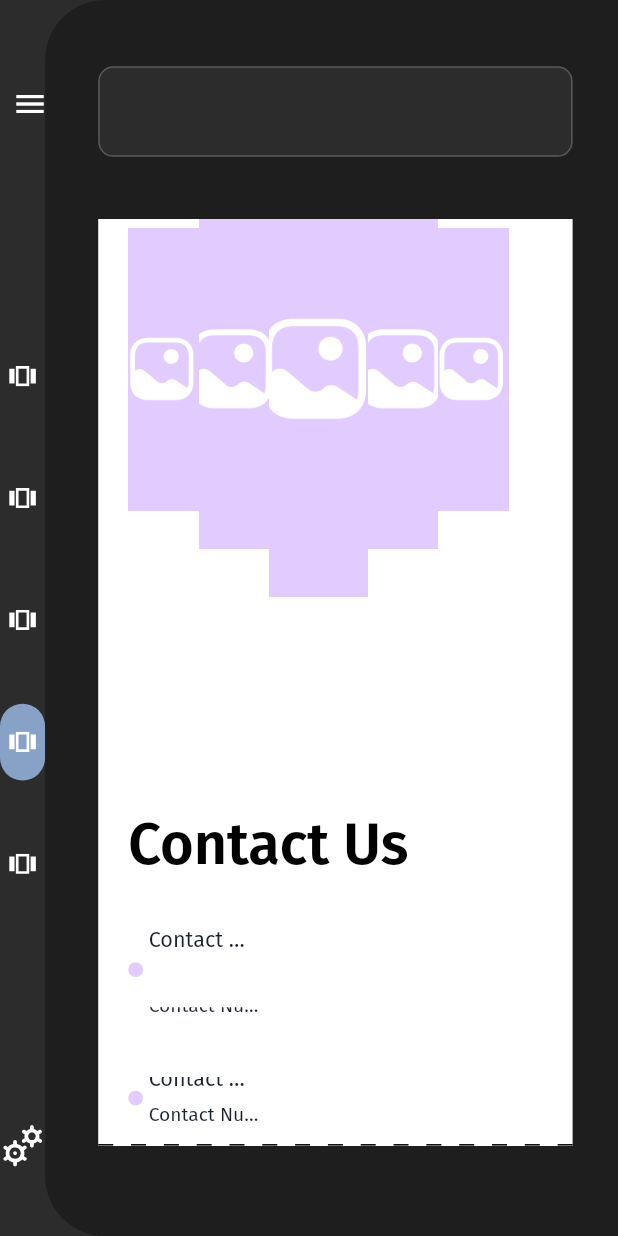
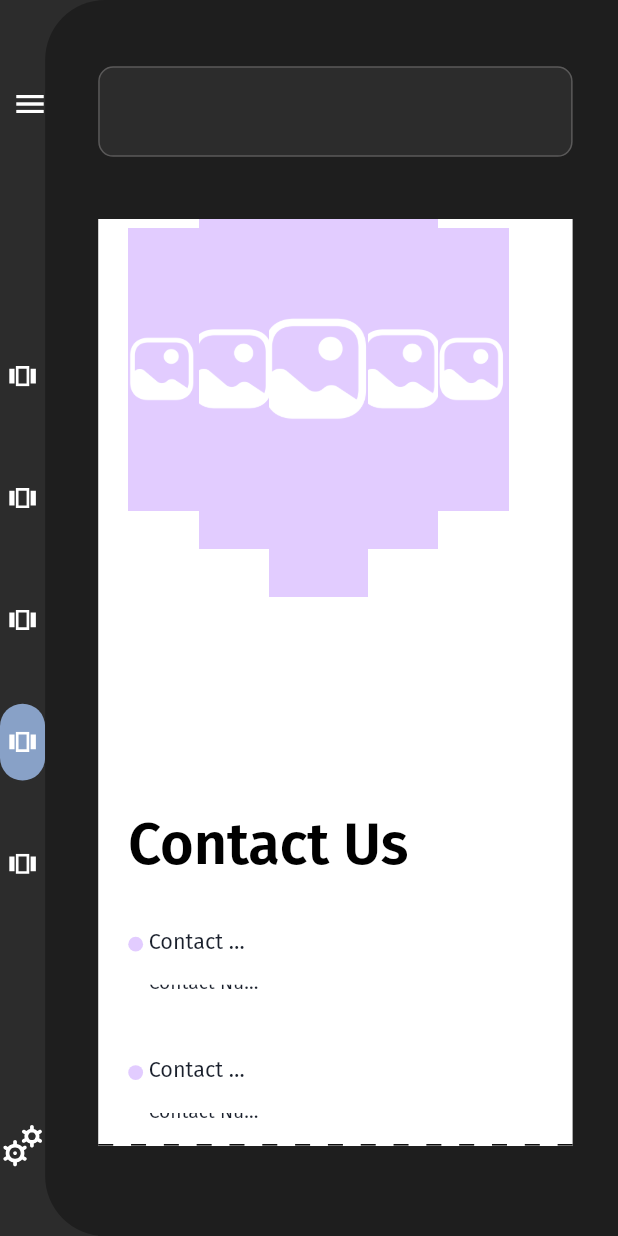
Before and after one commit to aman-netizen-ux/HackCraft, a Flutter app: the DefaultEditPortal screen opened by its route, scrolled down 1881 dp, on a phone screen of 412 x 824 dp. Run offline on Flutter 3.47's test engine with Material 2 defaults, Android fonts, the phone set to English and light mode, and no system bars; our stand-ins replace dotted_border, firebase_auth, firebase_core, flutter_colorpicker, flutter_dotenv, flutter_form_builder and 4 more; missing offline and left inert: dart:js_interop, flutter_font_picker; accounts and stored records are empty; network calls fail; project files that could hold a hidden picture were left out.

Commit message:
Completed text properties for every textfield in the edit portal.

```diff
--- a/lib/utils/defaultTemplate_widget_keys.dart
+++ b/lib/utils/defaultTemplate_widget_keys.dart
@@ -24,7 +24,7 @@ final contactNumber2Key = GlobalKey();
 // Define the nested map
 Map<int, Map<String, GlobalKey>> roundGlobalKeysMap = {
 0:{
-  'roundName': GlobalKey(),
+    'roundName': GlobalKey(),
     'roundDescription': GlobalKey(),
     'roundStartDate': GlobalKey(),
     'roundEndDate': GlobalKey(),
--- a/lib/views/Screens/DefaultEditPortal/Desktop/Sections/Canvas/DefaultRoundsSection/default_rounds_section.dart
+++ b/lib/views/Screens/DefaultEditPortal/Desktop/Sections/Canvas/DefaultRoundsSection/default_rounds_section.dart
@@ -95,7 +95,7 @@ class DefaultRoundsAndRules extends StatelessWidget {
                   hackathonDetailsProvider.increaseRoundsCount();
                   addGlobalKeys(hackathonDetailsProvider.roundsList.length - 1);
                   hackathonDetailsProvider.addTextPropertiesInFields();
-                  // hackathonDetailsProvider.increaseTemproraryRoundsCount();
+                  rulesProvider.addDescriptionControllers();
                 },
                 child: DottedBorder(
                     borderType: BorderType.Circle,
--- a/lib/views/Screens/DefaultEditPortal/Desktop/Sections/Canvas/default_contactUs.dart
+++ b/lib/views/Screens/DefaultEditPortal/Desktop/Sections/Canvas/default_contactUs.dart
@@ -214,13 +214,15 @@ hackathonTextPropertiesProvider.textFieldPropertiesMap[contactName2Key] =
                     crossAxisAlignment: CrossAxisAlignment.start,
                     children: [
                       Row(
-                        crossAxisAlignment: CrossAxisAlignment.center,
+                        crossAxisAlignment: CrossAxisAlignment.start,
+                        mainAxisAlignment: MainAxisAlignment.start,
                         children: [
                           Container(
                             height: defaultEditScaleWidth(
                                 widget.containerWidth, 40),
                             width: defaultEditScaleWidth(
                                 widget.containerWidth, 40),
+                            margin: EdgeInsets.only(top: scaleHeight(context, 10)),
                             decoration: BoxDecoration(
                                 color: lavender,
                                 borderRadius: BorderRadius.circular(50)),
@@ -237,7 +239,8 @@ hackathonTextPropertiesProvider.textFieldPropertiesMap[contactName2Key] =
                                 width: defaultEditScaleWidth(
                                     widget.containerWidth, 300),
                                 child: DefaultTemplateTextFormField(
-                                  hintText:'Contact Member Name',
+                                  isDense: true,
+                                  hintText:'Contact Member Name 1',
                                   containerHeight: widget.containerHeight,
                                   fieldKey: contactName1Key,
                                   controller: contactMemberName1Controller,
@@ -247,12 +250,6 @@ hackathonTextPropertiesProvider.textFieldPropertiesMap[contactName2Key] =
                                   },
                                 ),
                               ),
-                              // Text('Contact Member Name ',
-                              //     style: GoogleFonts.getFont(fontFamily2,
-                              //         fontSize: defaultEditScaleHeight(widget.containerHeight, 18),
-                              //         color: black1,
-                              //         fontWeight: FontWeight.w400,
-                              //         height: lineHeight(29, 18))),
                               SizedBox(
                                 height: defaultEditScaleHeight(
                                     widget.containerHeight, 5),
@@ -263,7 +260,8 @@ hackathonTextPropertiesProvider.textFieldPropertiesMap[contactName2Key] =
                                 width: defaultEditScaleWidth(
                                     widget.containerWidth, 300),
                                 child:DefaultTemplateTextFormField(
-                                  hintText:'Contact Number',
+                                  isDense: true,
+                                  hintText:'Contact Number 1',
                                   fieldKey:  contactNumber1Key,
                                   controller: contactMemberNumber1Controller,
                                   containerHeight: widget.containerHeight,
@@ -274,17 +272,7 @@ hackathonTextPropertiesProvider.textFieldPropertiesMap[contactName2Key] =
                                         value.toString();
                                   },
                                 ),
-
-
-
                               ),
-                              // Text('Contact Number',
-                              //     style: GoogleFonts.getFont(fontFamily2,
-                              //         fontSize: defaultEditScaleHeight(
-                              //             widget.containerHeight, 16),
-                              //         color: black5,
-                              //         fontWeight: FontWeight.w400,
-                              //         height: lineHeight(5, 16))),
                             ],
                           ),
                         ],
@@ -294,12 +282,15 @@ hackathonTextPropertiesProvider.textFieldPropertiesMap[contactName2Key] =
                             defaultEditScaleHeight(widget.containerHeight, 27),
                       ),
                       Row(
+                        crossAxisAlignment: CrossAxisAlignment.start,
+                        mainAxisAlignment: MainAxisAlignment.start,
                         children: [
                           Container(
                             height: defaultEditScaleWidth(
                                 widget.containerWidth, 40),
                             width: defaultEditScaleWidth(
                                 widget.containerWidth, 40),
+                            margin: EdgeInsets.only(top: scaleHeight(context, 10)),
                             decoration: BoxDecoration(
                                 color: lavender,
                                 borderRadius: BorderRadius.circular(50)),
@@ -316,27 +307,19 @@ hackathonTextPropertiesProvider.textFieldPropertiesMap[contactName2Key] =
                                 width: defaultEditScaleWidth(
                                     widget.containerWidth, 300),
                                 child:  DefaultTemplateTextFormField(
-                                  hintText:'Contact Member Name',
+                                  isDense: true,
+                                  hintText:'Contact Member Name 2',
                                   fieldKey: contactName2Key,
                                   controller: contactMemberName2Controller,
                                   containerHeight: widget.containerHeight,
                                   maxLength: 30,
-                                  height: 10,
+                                  //height: 10,
                                  onSaved: (value) {
                                     hackathonDetailsProvider.contact2Name =
                                         value.toString();
                                   },
                                 ),
-
-
                               ),
-                              // Text('Contact Member Name ',
-                              //     style: GoogleFonts.getFont(fontFamily2,
-                              //         fontSize: defaultEditScaleHeight(
-                              //             widget.containerHeight, 18),
-                              //         color: black1,
-                              //         fontWeight: FontWeight.w400,
-                              //         height: lineHeight(29, 18))),
                               SizedBox(
                                 height: defaultEditScaleHeight(
                                     widget.containerHeight, 5),
@@ -347,28 +330,19 @@ hackathonTextPropertiesProvider.textFieldPropertiesMap[contactName2Key] =
                                 width: defaultEditScaleWidth(
                                     widget.containerWidth, 300),
                                 child: DefaultTemplateTextFormField(
-                                  hintText:'Contact Number',
+                                  isDense: true,
+                                  hintText:'Contact Number 2',
                                   fieldKey:  contactNumber2Key,
                                   controller: contactMemberNumber2Controller,
                                   containerHeight: widget.containerHeight,
                                   maxLength: 30,
-                                  height: 29,
+                                  height: 5,
                                  onSaved: (value) {
                                     hackathonDetailsProvider.contact2Number =
                                         value.toString();
                                   },
                                 ),
-
-
-
                               ),
-                              // Text('Contact Number',
-                              //     style: GoogleFonts.getFont(fontFamily2,
-                              //         fontSize: defaultEditScaleHeight(
-                              //             widget.containerHeight, 16),
-                              //         color: black5,
-                              //         fontWeight: FontWeight.w400,
-                              //         height: lineHeight(5, 16))),
                             ],
                           ),
                         ],
--- a/lib/views/Screens/DefaultEditPortal/Desktop/Sections/Canvas/default_edit_landing_section.dart
+++ b/lib/views/Screens/DefaultEditPortal/Desktop/Sections/Canvas/default_edit_landing_section.dart
@@ -307,7 +307,7 @@ class _DefaultEditLandingSectionState extends State<DefaultEditLandingSection> {
                         height:
                             defaultEditScaleHeight(widget.containerHeight, 50),
                         child: DefaultTemplateTextFormField(
-                          hintText: 'Organisation name',
+                          hintText: 'Your Organisation Name',
                           fieldKey: organisationKey,
                           controller: hackathonOrganisationController,
                           containerHeight: widget.containerHeight,
```
Also changed, not shown: lib/state/rulesAndRoundsProvider.dart (+17 -0 lines), lib/views/Screens/DefaultEditPortal/Desktop/Sections/Canvas/DefaultRoundsSection/default_round_Card.dart (+4 -7 lines), lib/views/Screens/DefaultEditPortal/Desktop/Sections/Canvas/DefaultRoundsSection/default_rounds_description_section.dart (+14 -13 lines).
